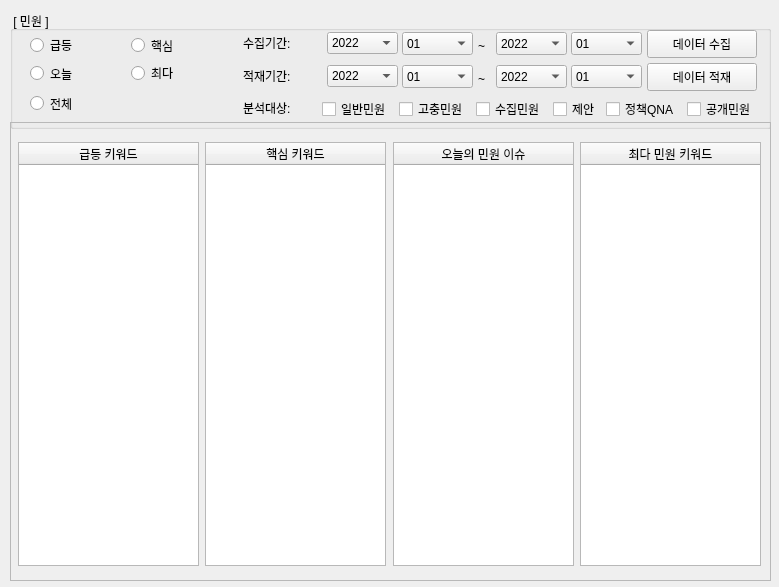
Qt form view/UI/frm_complaint_api_s.ui (mmjkim/issue_2022) before a commit.
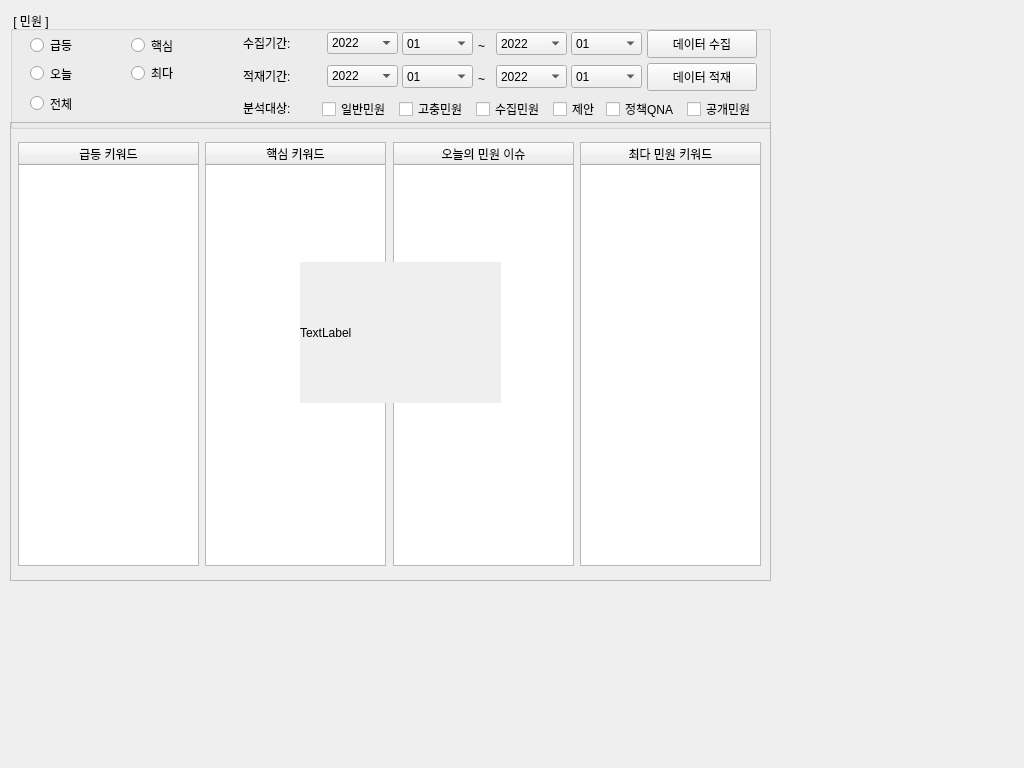
The same form after that commit.

Commit message: C3 그래프 개발

Patch:
```diff
--- a/view/UI/frm_complaint_api_s.ui
+++ b/view/UI/frm_complaint_api_s.ui
@@ -6,8 +6,8 @@
    <rect>
     <x>0</x>
     <y>0</y>
-    <width>779</width>
-    <height>587</height>
+    <width>1024</width>
+    <height>768</height>
    </rect>
   </property>
   <property name="windowTitle">
@@ -812,6 +812,22 @@
       </property>
      </column>
     </widget>
+    <widget class="QLabel" name="label">
+     <property name="geometry">
+      <rect>
+       <x>290</x>
+       <y>140</y>
+       <width>201</width>
+       <height>141</height>
+      </rect>
+     </property>
+     <property name="autoFillBackground">
+      <bool>true</bool>
+     </property>
+     <property name="text">
+      <string>TextLabel</string>
+     </property>
+    </widget>
    </widget>
   </widget>
  </widget>
```
